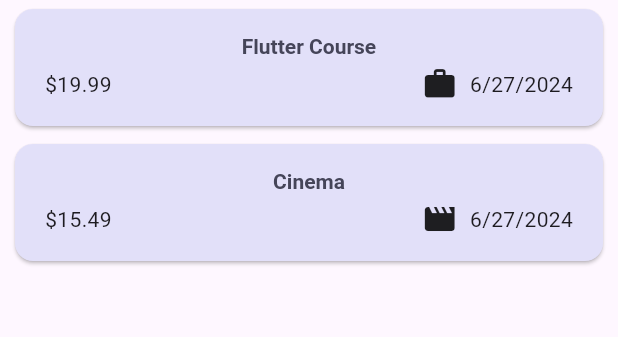
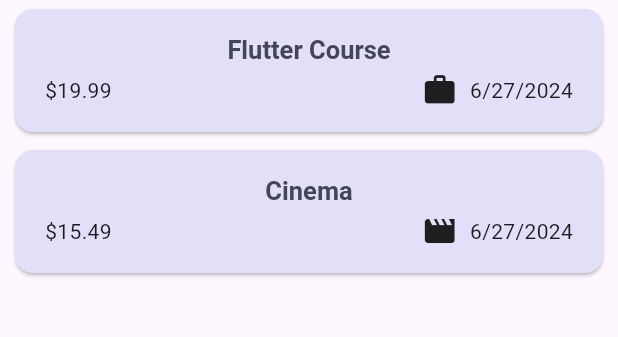
Before and after one commit to Agrima5115/Expense-Tracker-App, a Flutter app: the screen it shows after launch, on a phone screen of 412 x 824 dp, the part 114-451 px from its top. Run offline on Flutter 3.47's test engine with Material 3 defaults, Android fonts, the phone set to English and light mode, and no system bars.

```diff
--- a/lib/widgets/expenses_list/expense_item.dart
+++ b/lib/widgets/expenses_list/expense_item.dart
@@ -18,9 +18,7 @@ class ExpenseItem extends StatelessWidget {
           children: [
             Text(
               expense.title,
-              style: Theme.of(context).textTheme.titleLarge.copyWith(
-                fontSize: 14,
-              ),
+              style: Theme.of(context).textTheme.titleLarge
             ),
             const SizedBox(height: 4),
             Row(
```
Also changed, not shown: lib/main.dart (+26 -2 lines).
